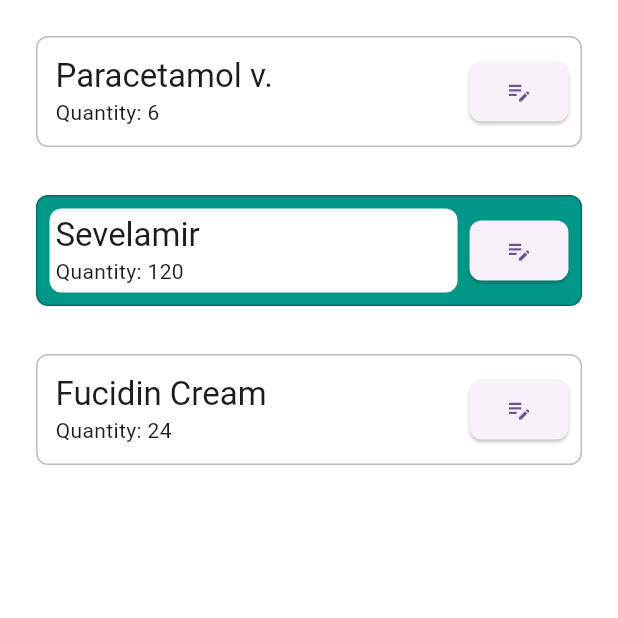
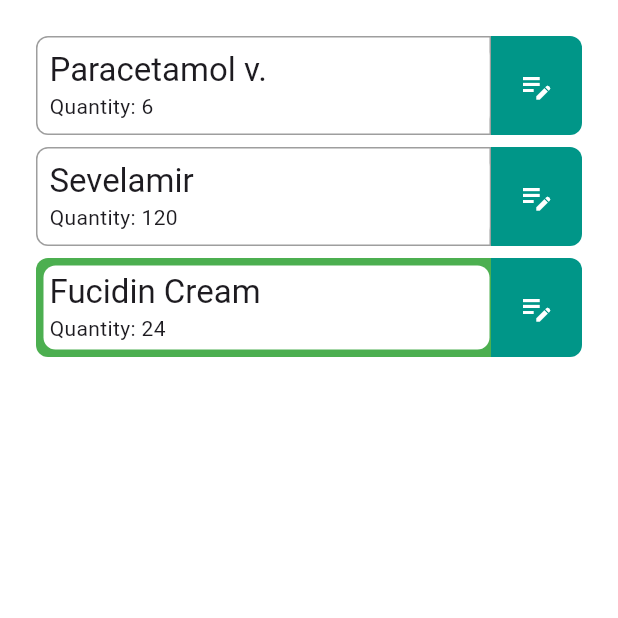
Before and after one commit to aliwaseem27/daily_drugs, a Flutter app: the screen it shows after launch, on a phone screen of 412 x 824 dp, the top half of it. Run offline on Flutter 3.47's test engine with Material 3 defaults, Android fonts, the phone set to English and light mode, and no system bars.

Commit message:
add: DrugsOrderListScreen

```diff
--- a/lib/drug.dart
+++ b/lib/domain/drug.dart
@@ -3,11 +3,13 @@ import 'enums.dart';
 class Drug {
   String name;
   int quantity;
+  bool isSelected;
   Category category;
 
   Drug({
     required this.name,
     required this.quantity,
+    this.isSelected = false,
     required this.category,
   });
 }
--- a/lib/drugs_screen.dart
+++ /dev/null
@@ -1,176 +0,0 @@
-import 'package:daily_drugs/drug.dart';
-import 'package:daily_drugs/utils/constants/app_sizes.dart';
-import 'package:flutter/material.dart';
-
-import 'enums.dart';
-
-class DrugsScreen extends StatelessWidget {
-  const DrugsScreen({super.key});
-
-  @override
-  Widget build(BuildContext context) {
-    final drugs = <Drug>[
-      Drug(name: 'Paracetamol v.', category: Category.vials, quantity: 6),
-      Drug(name: 'Sevelamir', category: Category.tabs, quantity: 120),
-      Drug(name: 'Fucidin Cream', category: Category.others, quantity: 24),
-    ];
-
-    return Scaffold(
-      body: Padding(
-        padding: EdgeInsets.all(AppSizes.defaultSpace),
-        child: SingleChildScrollView(
-          child: Column(
-            children: [
-              ListView.separated(
-                shrinkWrap: true,
-                itemCount: drugs.length,
-                itemBuilder: (context, index) {
-                  return Container(
-                    padding: EdgeInsets.all(AppSizes.sm),
-                    decoration: BoxDecoration(
-                      border: Border.all(
-                        color: Colors.black26,
-                      ),
-                      color: index % 2 == 0 ? Colors.transparent : Colors.teal,
-                      borderRadius: BorderRadius.circular(AppSizes.borderRadiusMd),
-                    ),
-                    child: Row(
-                      children: [
-                        Expanded(
-                          flex: 7,
-                          child: Container(
-                            padding: EdgeInsets.all(AppSizes.xs),
-                            decoration: BoxDecoration(
-                              color: Colors.white,
-                              borderRadius: BorderRadius.circular(AppSizes.borderRadiusMd),
-                            ),
-                            child: Column(
-                              crossAxisAlignment: CrossAxisAlignment.start,
-                              children: [
-                                Text(
-                                  drugs[index].name,
-                                  style: Theme.of(context).textTheme.titleLarge,
-                                ),
-                                Row(
-                                  children: [
-                                    Text(
-                                      "Quantity: ",
-                                    ),
-                                    Text(drugs[index].quantity.toString()),
-                                  ],
-                                ),
-                              ],
-                            ),
-                          ),
-                        ),
-                        Container(
-                          margin: EdgeInsets.only(
-                            left: AppSizes.sm,
-                          ),
-                          child: ElevatedButton(
-                            onPressed: () {},
-                            child: Icon(Icons.edit_note),
-                            style: ElevatedButton.styleFrom(
-                              shape: RoundedRectangleBorder(
-                                borderRadius: BorderRadius.all(
-                                  Radius.circular(AppSizes.borderRadiusMd),
-                                ),
-                              ),
-                            ),
-                          ),
-                        ),
-                      ],
-                    ),
-                  );
-                },
-                separatorBuilder: (context, index) {
-                  return const SizedBox(height: AppSizes.spaceBtwSections);
-                },
-              ),
-            ],
-          ),
-        ),
-      ),
-    );
-  }
-}
-
-/*
-
-ListView.separated(
-                shrinkWrap: true,
-                itemCount: drugs.length,
-                itemBuilder: (context, index) {
-                  return Row(
-                    children: [
-                      Expanded(
-                        flex: 6,
-                        child: Container(
-                          padding: EdgeInsets.all(AppSizes.sm),
-                          decoration: BoxDecoration(
-                            border: Border.all(
-                              color: Colors.black26,
-                            ),
-                            color: index % 2 == 0 ? Colors.transparent : Colors.teal,
-                            borderRadius: BorderRadius.only(
-                              topLeft: Radius.circular(AppSizes.borderRadiusMd),
-                              bottomLeft: Radius.circular(AppSizes.borderRadiusMd),
-                            ),
-                          ),
-                          child: Container(
-                            padding: EdgeInsets.all(AppSizes.xs),
-                            decoration: BoxDecoration(
-                              color: Colors.white,
-                              borderRadius: BorderRadius.only(
-                                topLeft: Radius.circular(AppSizes.borderRadiusMd),
-                                bottomLeft: Radius.circular(AppSizes.borderRadiusMd),
-                              ),
-                            ),
-                            child: Column(
-                              crossAxisAlignment: CrossAxisAlignment.start,
-                              children: [
-                                Text(
-                                  drugs[index].name,
-                                  style: Theme.of(context).textTheme.titleLarge,
-                                ),
-                                Row(
-                                  children: [
-                                    Text(
-                                      "Quantity: ",
-                                    ),
-                                    Text(drugs[index].quantity.toString()),
-                                  ],
-                                ),
-                              ],
-                            ),
-                          ),
-                        ),
-                      ),
-                      SizedBox(width: AppSizes.xs),
-                      Container(
-                        decoration: BoxDecoration(
-                          color: Colors.teal,
-                          borderRadius: BorderRadius.only(
-                            topRight: Radius.circular(AppSizes.borderRadiusMd),
-                            bottomRight: Radius.circular(AppSizes.borderRadiusMd),
-                          ),
-                        ),
-                        child: IconButton(
-                          onPressed: () {},
-                          icon: Icon(
-                            size: 36,
-                            Icons.edit_note,
-                            color: Colors.white,
-                          ),
-                        ),
-                      ),
-                    ],
-                  );
-                },
-                separatorBuilder: (context, index) {
-                  return const SizedBox(height: AppSizes.spaceBtwSections);
-                },
-              ),
-
-
- */
--- a/lib/main.dart
+++ b/lib/main.dart
@@ -1,6 +1,6 @@
+import 'package:daily_drugs/presentation/drugs_order_list_screen/drugs_order_list_screen.dart';
 import 'package:flutter/material.dart';
 
-import 'drugs_screen.dart';
 
 void main() {
   runApp(const MyApp());
@@ -19,7 +19,7 @@ class MyApp extends StatelessWidget {
         useMaterial3: true,
         scaffoldBackgroundColor: Colors.white,
       ),
-      home: const DrugsScreen(),
+      home: const DrugsOrderListScreen(),
     );
   }
 }
--- /dev/null
+++ b/lib/presentation/drugs_order_list_screen/drugs_order_list_screen.dart
@@ -0,0 +1,56 @@
+import 'package:flutter/material.dart';
+
+import '../../domain/drug.dart';
+import '../../domain/enums.dart';
+import '../../utils/constants/app_sizes.dart';
+import 'widgets/drug_info_tile.dart';
+import 'widgets/edit_quantity_button.dart';
+
+class DrugsOrderListScreen extends StatelessWidget {
+  const DrugsOrderListScreen({super.key});
+
+  @override
+  Widget build(BuildContext context) {
+    final drugs = <Drug>[
+      Drug(name: 'Paracetamol v.', category: Category.vials, quantity: 6),
+      Drug(name: 'Sevelamir', category: Category.tabs, quantity: 120),
+      Drug(name: 'Fucidin Cream', category: Category.others, quantity: 24, isSelected: true),
+    ];
+
+    return Scaffold(
+      body: Padding(
+        padding: EdgeInsets.all(AppSizes.defaultSpace),
+        child: SingleChildScrollView(
+          child: Column(
+            children: [
+              ListView.separated(
+                shrinkWrap: true,
+                itemCount: drugs.length,
+                physics: const NeverScrollableScrollPhysics(),
+                itemBuilder: (context, index) {
+                  return IntrinsicHeight(
+                    child: Row(
+                      crossAxisAlignment: CrossAxisAlignment.stretch,
+                      children: [
+                        Expanded(
+                          flex: 5,
+                          child: DrugInfoTile(drug: drugs[index]),
+                        ),
+                        Expanded(
+                          child: EditQuantityButton(),
+                        ),
+                      ],
+                    ),
+                  );
+                },
+                separatorBuilder: (context, index) {
+                  return const SizedBox(height: AppSizes.sm);
+                },
+              ),
+            ],
+          ),
+        ),
+      ),
+    );
+  }
+}
--- /dev/null
+++ b/lib/presentation/drugs_order_list_screen/widgets/drug_info_tile.dart
@@ -0,0 +1,59 @@
+import 'package:flutter/material.dart';
+
+import '../../../domain/drug.dart';
+import '../../../utils/constants/constants.dart';
+
+class DrugInfoTile extends StatelessWidget {
+  const DrugInfoTile({
+    super.key,
+    required this.drug,
+  });
+
+  final Drug drug;
+
+  @override
+  Widget build(BuildContext context) {
+    return Container(
+      padding: EdgeInsets.only(left: AppSizes.xs, top: AppSizes.xs, bottom: AppSizes.xs),
+      decoration: BoxDecoration(
+        border: Border.all(
+          color: drug.isSelected ? Colors.transparent : Colors.black38,
+        ),
+        color: drug.isSelected ? Colors.green : Colors.transparent,
+        borderRadius: BorderRadius.only(
+          topLeft: Radius.circular(AppSizes.borderRadiusMd),
+          bottomLeft: Radius.circular(AppSizes.borderRadiusMd),
+        ),
+      ),
+      child: Row(
+        children: [
+          Expanded(
+            flex: 7,
+            child: Container(
+              padding: EdgeInsets.all(AppSizes.xs),
+              decoration: BoxDecoration(
+                color: Colors.white,
+                borderRadius: BorderRadius.circular(AppSizes.borderRadiusMd),
+              ),
+              child: Column(
+                crossAxisAlignment: CrossAxisAlignment.start,
+                children: [
+                  Text(
+                    drug.name,
+                    style: Theme.of(context).textTheme.titleLarge,
+                  ),
+                  Row(
+                    children: [
+                      Text("Quantity: "),
+                      Text(drug.quantity.toString()),
+                    ],
+                  ),
+                ],
+              ),
+            ),
+          ),
+        ],
+      ),
+    );
+  }
+}
--- /dev/null
+++ b/lib/presentation/drugs_order_list_screen/widgets/edit_quantity_button.dart
@@ -0,0 +1,28 @@
+import 'package:flutter/material.dart';
+
+import '../../../utils/constants/constants.dart';
+
+class EditQuantityButton extends StatelessWidget {
+  const EditQuantityButton({
+    super.key,
+  });
+
+  @override
+  Widget build(BuildContext context) {
+    return Container(
+      decoration: BoxDecoration(
+          color: Colors.teal,
+          borderRadius: BorderRadius.only(
+            topRight: Radius.circular(AppSizes.borderRadiusMd),
+            bottomRight: Radius.circular(AppSizes.borderRadiusMd),
+          )),
+      child: IconButton(
+        icon: Icon(
+          Icons.edit_note,
+          color: Colors.white,
+        ),
+        onPressed: () {},
+      ),
+    );
+  }
+}
--- /dev/null
+++ b/lib/utils/constants/constants.dart
@@ -0,0 +1 @@
+export 'app_sizes.dart';
```
Also changed, not shown: lib/domain/enums.dart (renamed from lib/enums.dart).
